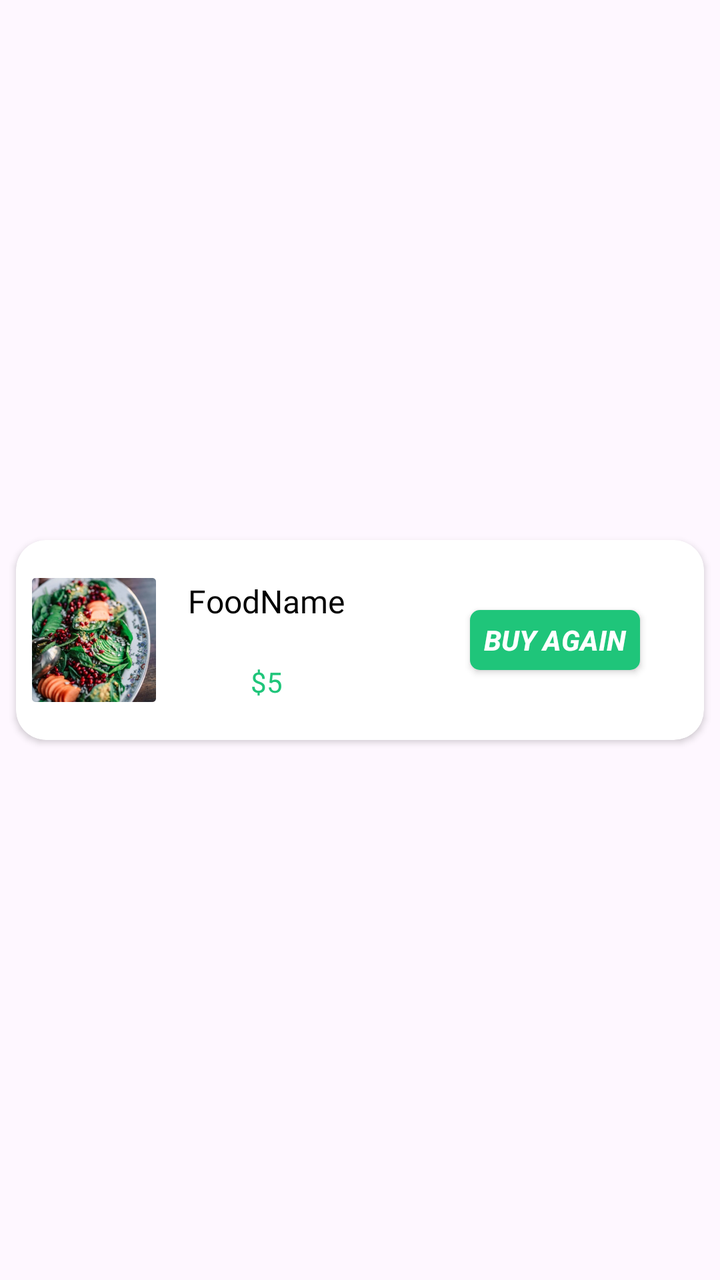
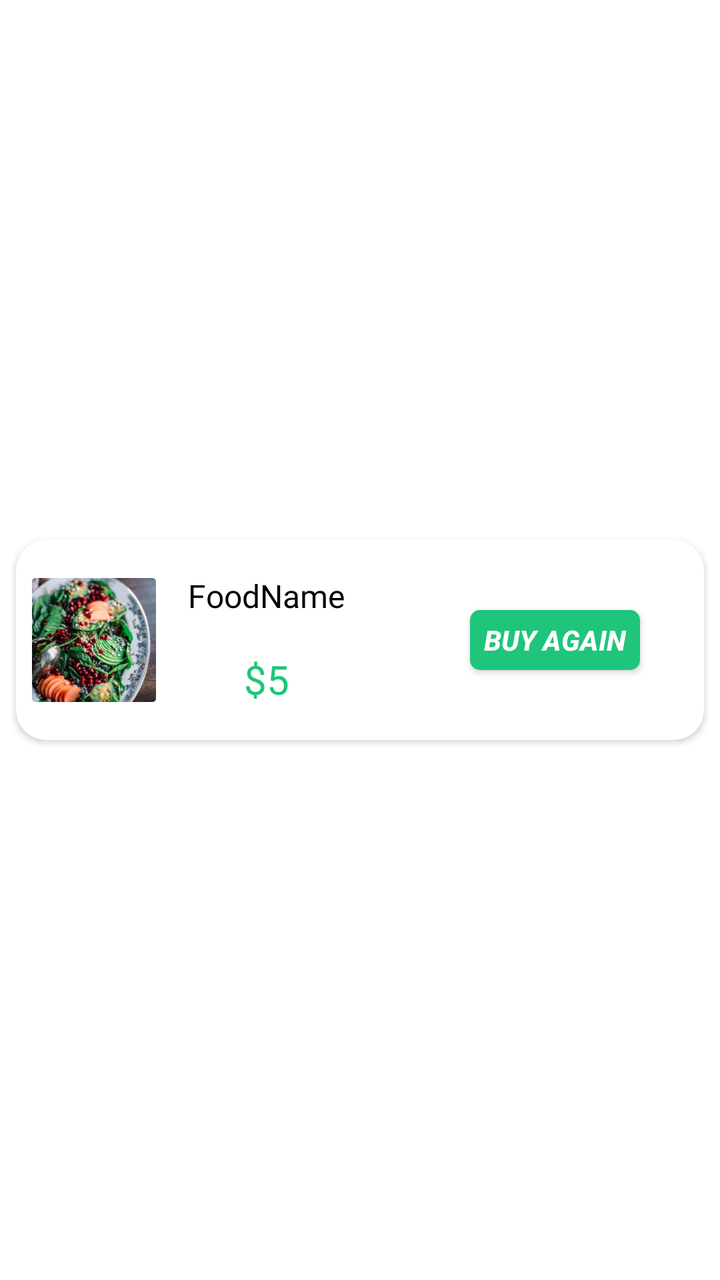

Two renders of the same Android screen: before a commit and after it. Below are the layout's source before the change and the commit's diff.
<!-- AndroidManifest.xml: application theme Theme.FoodOrderingApp -->
<!-- res/layout/buy_again_item.xml -->
<?xml version="1.0" encoding="utf-8"?>
<androidx.constraintlayout.widget.ConstraintLayout xmlns:android="http://schemas.android.com/apk/res/android"
    android:layout_width="match_parent"
    android:layout_height="wrap_content"
    xmlns:app="http://schemas.android.com/apk/res-auto">

    <androidx.cardview.widget.CardView
        android:id="@+id/cardView2"
        android:layout_width="match_parent"
        android:layout_height="100dp"
        android:layout_margin="8dp"
        android:layout_marginStart="8dp"
        android:layout_marginTop="8dp"
        android:layout_marginBottom="8dp"
        android:layout_marginEnd="8dp"
        app:cardCornerRadius="15dp"
        app:layout_constraintBottom_toBottomOf="parent"
        app:layout_constraintEnd_toEndOf="parent"
        app:layout_constraintStart_toStartOf="parent"
        app:layout_constraintTop_toTopOf="parent">

        <androidx.constraintlayout.widget.ConstraintLayout
            android:layout_width="match_parent"
            android:layout_height="match_parent">

            <ImageView
                android:id="@+id/BuyAgainFoodImage"
                android:layout_width="62dp"
                android:layout_height="62dp"
                android:layout_marginStart="8dp"
                android:layout_marginTop="8dp"
                android:layout_marginBottom="8dp"
                android:src="@drawable/menu2"
                app:layout_constraintBottom_toBottomOf="parent"
                app:layout_constraintStart_toStartOf="parent"
                app:layout_constraintTop_toTopOf="parent" />

            <TextView
                android:id="@+id/buyAgainFoodName"
                android:layout_width="wrap_content"
                android:layout_height="wrap_content"
                android:layout_marginStart="16dp"
                android:fontFamily="@font/merriweathersans_regular"
                android:text="FoodName"
                android:textSize="16sp"
                android:textColor="@color/black"
                app:layout_constraintBottom_toTopOf="@+id/BuyAgainFoodPrice"
                app:layout_constraintStart_toEndOf="@+id/BuyAgainFoodImage"
                app:layout_constraintTop_toTopOf="parent" />

            <TextView
                android:id="@+id/BuyAgainFoodPrice"
                android:layout_width="wrap_content"
                android:layout_height="wrap_content"
                android:fontFamily="@font/merriweathersans_regular"
                android:text="$5"
                android:textColor="@color/textColor"
                app:layout_constraintBottom_toBottomOf="parent"
                app:layout_constraintEnd_toEndOf="@+id/buyAgainFoodName"
                app:layout_constraintHorizontal_bias="0.5"
                app:layout_constraintStart_toStartOf="@+id/buyAgainFoodName"
                app:layout_constraintTop_toBottomOf="@+id/buyAgainFoodName" />

            <androidx.appcompat.widget.AppCompatButton
                android:id="@+id/BuyAgainFoodBtn"
                android:layout_width="85dp"
                android:layout_height="30dp"
                android:layout_marginEnd="32dp"
                android:background="@drawable/addtocartshape"
                android:text="Buy Again"
                android:textColor="@color/white"
                android:textSize="14sp"
                android:textStyle="bold|italic"
                app:layout_constraintBottom_toBottomOf="parent"
                app:layout_constraintEnd_toEndOf="parent"
                app:layout_constraintTop_toTopOf="parent" />
        </androidx.constraintlayout.widget.ConstraintLayout>

    </androidx.cardview.widget.CardView>

</androidx.constraintlayout.widget.ConstraintLayout>
<!-- resources referenced by this layout -->
<resources>
  <color name="black">#FF000000</color>
  <color name="textColor">#1FC57A</color>
  <color name="white">#FFFFFFFF</color>
  <!-- drawable addtocartshape (drawable) -->
  <?xml version="1.0" encoding="utf-8"?>
  <shape xmlns:android="http://schemas.android.com/apk/res/android">
  <corners android:radius="5dp"/>
      <gradient android:startColor="@color/textColor"
          android:endColor="@color/textColor" android:angle="-45"/>
  </shape>
  <!-- drawable menu2: jpg bitmap (drawable, 146151 bytes) -->
  <style name="Theme.FoodOrderingApp" parent="Base.Theme.FoodOrderingApp" />
  <style name="Base.Theme.FoodOrderingApp" parent="Theme.Material3.DayNight.NoActionBar">
          
          
      </style>
</resources>

<!-- the commit's change to res/layout/buy_again_item.xml (unified diff, before → after) -->
@@ -1,6 +1,7 @@
 <?xml version="1.0" encoding="utf-8"?>
 <androidx.constraintlayout.widget.ConstraintLayout xmlns:android="http://schemas.android.com/apk/res/android"
     android:layout_width="match_parent"
+    android:background="@color/white"
     android:layout_height="wrap_content"
     xmlns:app="http://schemas.android.com/apk/res-auto">
 
@@ -58,6 +59,7 @@
                 app:layout_constraintBottom_toBottomOf="parent"
                 app:layout_constraintEnd_toEndOf="@+id/buyAgainFoodName"
                 app:layout_constraintHorizontal_bias="0.5"
+                android:textSize="20dp"
                 app:layout_constraintStart_toStartOf="@+id/buyAgainFoodName"
                 app:layout_constraintTop_toBottomOf="@+id/buyAgainFoodName" />
 
